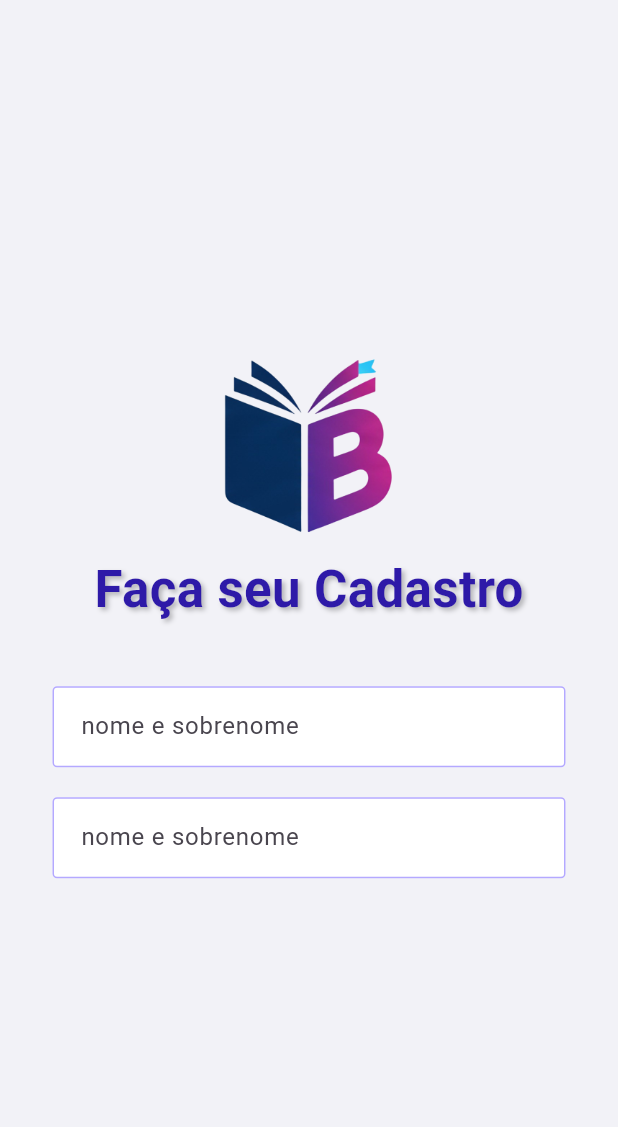
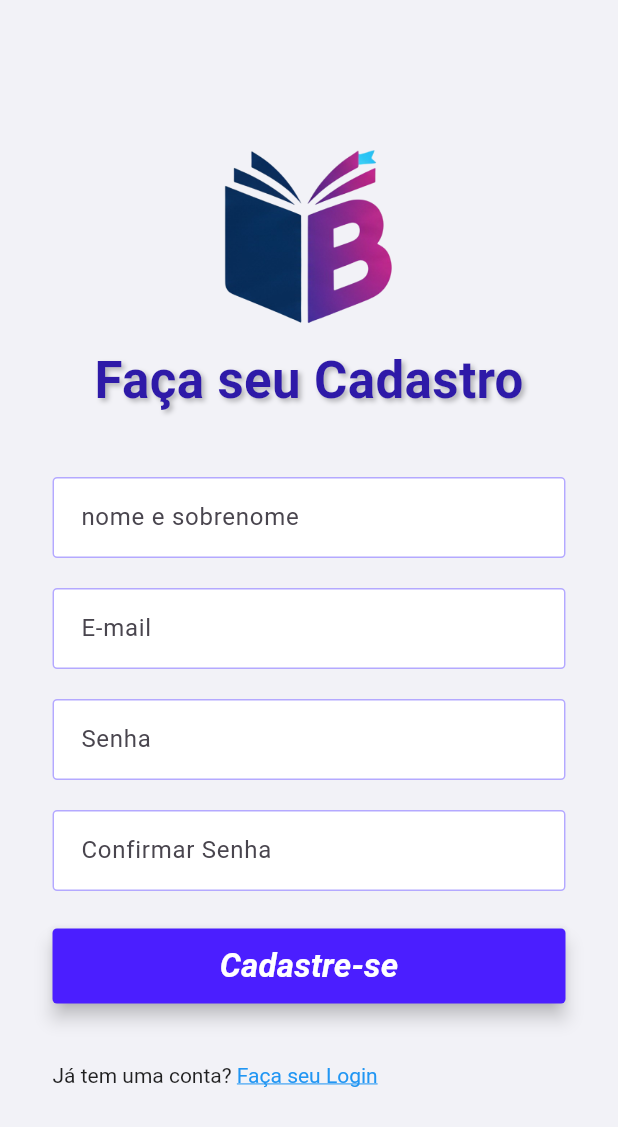
Before and after one commit to Enzobaleroni/book-club-mobile, a Flutter app: the Telacadastro screen opened directly, on a phone screen of 412 x 824 dp. Shown: the top 1127 px of the screen. Run offline on Flutter 3.47's test engine with Material 3 defaults, Android fonts, the phone set to English and light mode, and no system bars; network calls fail.

Commit message:
Master v 3.0

```diff
--- a/bookclubmobile/lib/telacadastro.dart
+++ b/bookclubmobile/lib/telacadastro.dart
@@ -1,3 +1,4 @@
+import 'package:flutter/gestures.dart';
 import 'package:flutter/material.dart';
 import 'package:bookclubmobile/paginaInicial.dart';
 
@@ -80,10 +81,9 @@ class _TelacadastroState extends State<Telacadastro> {
                   const SizedBox(height: 20),
 
                   TextField(
-                    obscureText: true,
                     keyboardType: TextInputType.emailAddress,
                     decoration: InputDecoration(
-                      hintText: "nome e sobrenome",
+                      hintText: "E-mail",
 
                       filled: true,
                       fillColor: Colors.white,
@@ -110,13 +110,163 @@ class _TelacadastroState extends State<Telacadastro> {
                       ),
                     ),
                   ),
+                  const SizedBox(height: 20),
+
+                  TextField(
+                    obscureText: true,
+                    keyboardType: TextInputType.visiblePassword,
+
+                    decoration: InputDecoration(
+                      hintText: "Senha",
+
+                      filled: true,
+                      fillColor: Colors.white,
+
+                      contentPadding: const EdgeInsets.symmetric(
+                        horizontal: 15,
+                        vertical: 15,
+                      ),
+
+                      enabledBorder: OutlineInputBorder(
+                        borderRadius: BorderRadius.circular(3),
+
+                        borderSide: const BorderSide(
+                          color: Color(0xFFB4A9FF),
+                        ),
+                      ),
+
+                      focusedBorder: OutlineInputBorder(
+                        borderRadius: BorderRadius.circular(3),
+
+                        borderSide: const BorderSide(
+                          color: Color(0xFF4B1EFF),
+                          width: 2,
+                        ),
+                      ),
+                    ),
+                  ),
+                  const SizedBox(height: 20),
+
+                  TextField(
+                    obscureText: true,
+                    keyboardType: TextInputType.visiblePassword,
+
+                    decoration: InputDecoration(
+                      hintText: "Confirmar Senha",
+
+                      filled: true,
+                      fillColor: Colors.white,
+
+                      contentPadding: const EdgeInsets.symmetric(
+                        horizontal: 15,
+                        vertical: 15,
+                      ),
+
+                      enabledBorder: OutlineInputBorder(
+                        borderRadius: BorderRadius.circular(3),
+
+                        borderSide: const BorderSide(
+                          color: Color(0xFFB4A9FF),
+                        ),
+                      ),
+
+                      focusedBorder: OutlineInputBorder(
+                        borderRadius: BorderRadius.circular(3),
+
+                        borderSide: const BorderSide(
+                          color: Color(0xFF4B1EFF),
+                          width: 2,
+                        ),
+                      ),
+                    ),
+                  ),
+                  const SizedBox(height: 25),
+
+                  SizedBox(
+                    width: double.infinity,
+                    height: 50,
+
+                    child: ElevatedButton(
+                      onPressed: () {
+                        Navigator.push(context, MaterialPageRoute(builder: (context) => PaginaInicial()));
+
+                        ScaffoldMessenger.of(context).showSnackBar(
+                          const SnackBar(
+                            content: Text("Cadastre-se realizado"),
+                          ),
+                        );
+                      },
+
+                      style: ElevatedButton.styleFrom(
+                        backgroundColor: const Color(0xFF4B1EFF),
+                        elevation: 5,
+
+                        shape: RoundedRectangleBorder(
+                          borderRadius: BorderRadius.circular(3),
+                        ),
+                      ),
+
+                      child: const Text(
+                        "Cadastre-se",
+
+                        style: TextStyle(
+                          fontSize: 22,
+                          fontWeight: FontWeight.bold,
+                          fontStyle: FontStyle.italic,
+                          color: Colors.white,
+                        ),
+                      ),
+                    ),
+                  ),
+
+                  const SizedBox(height: 40),
+
+                  Align(
+                    alignment: Alignment.centerLeft,
+
+                    child: RichText(
+                      text: TextSpan(
+                        style: const TextStyle(
+                          fontSize: 14,
+                          color: Colors.black87,
+                        ),
+
+                        children: [
+
+                          const TextSpan(
+                            text: "Já tem uma conta? ",
+                          ),
+
+                          TextSpan(
+                            text: "Faça seu Login",
+                            style: const TextStyle(
+                              color: Colors.blue,
+                              decoration: TextDecoration.underline,
+                            ),
+
+                            recognizer: TapGestureRecognizer()
+                              ..onTap = () {
+                                Navigator.push(context,
+                                    MaterialPageRoute(builder: (context) => const PaginaInicial(),
+                                    )
+                                );
+                                ScaffoldMessenger.of(context).showSnackBar(
+                                  const SnackBar(
+                                    content: Text("Faça seu Login"),
+                                  ),
+                                );
+                              },
+                          ),
+                        ],
+                      ),
+                    ),
+                  ),
                 ],
-              ),
               ),
             ),
           ),
+        ),
       ),
-
     );
   }
 }
```
Also changed, not shown: bookclubmobile/lib/homepagi.dart (added, +59 -0 lines), bookclubmobile/lib/paginaInicial.dart (+26 -27 lines).
